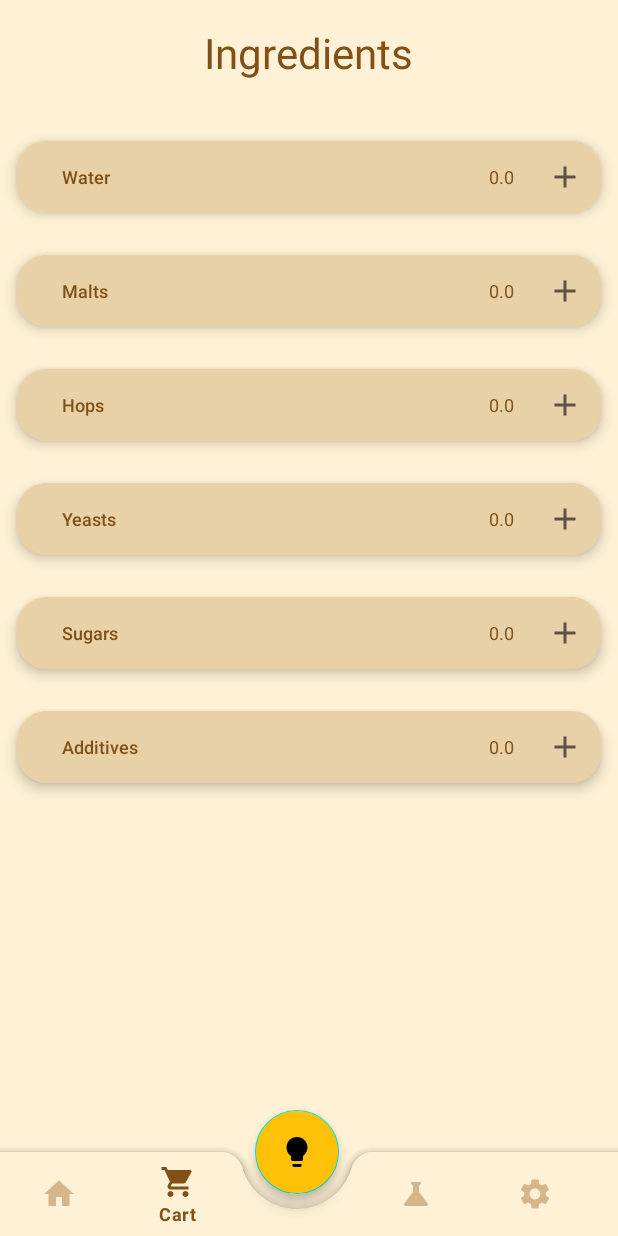
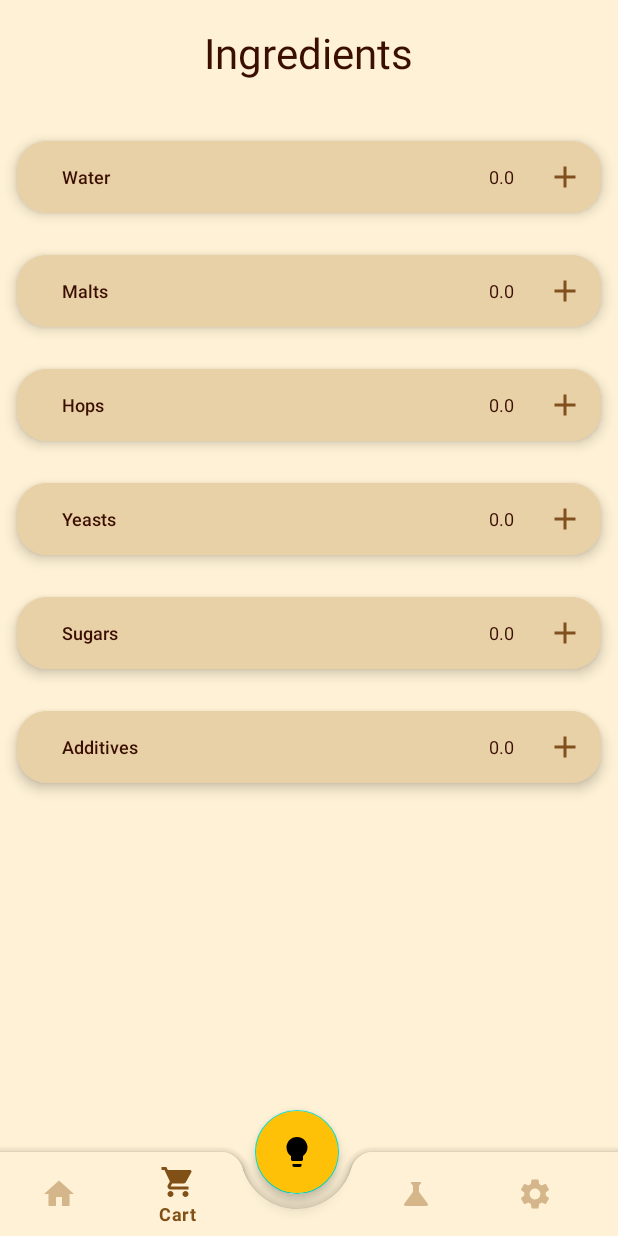
Before and after one commit to UnimibSoftEngCourse2022/progetto-birra-1-beer2beer, an Android app: the HomeFragment screen opened through its navigation route, item 2 of the bottom bar chosen, on a phone screen of 412 x 824 dp. Run offline under Robolectric (Android 15) with nearby library versions, the phone set to English and light mode, and no system bars; our stand-ins replace Room's generated code, data binding, navigation-ui.

Commit message:
Modify text colors

```diff
--- a/app/src/main/res/layout/fragment_cart.xml
+++ b/app/src/main/res/layout/fragment_cart.xml
@@ -30,7 +30,7 @@
                 android:padding="16dp"
                 android:text="@string/ingredients"
                 android:textSize="28sp"
-                android:textColor="@color/buttons"/>
+                android:textColor="@color/textBrown"/>
 
             <ScrollView
                 android:layout_width="match_parent"
@@ -67,7 +67,7 @@
                                 android:padding="10dp"
                                 android:paddingStart="30dp"
                                 android:text="@string/water"
-                                android:textColor="@color/buttons"
+                                android:textColor="@color/textBrown"
                                 android:textSize="12sp"
                                 android:layout_weight="1"
                                 tools:ignore="RtlSymmetry" />
@@ -80,7 +80,7 @@
                                 android:gravity="end"
                                 android:padding="10dp"
                                 tools:text="@string/qtyWater"
-                                android:textColor="@color/buttons"
+                                android:textColor="@color/textBrown"
                                 android:textSize="12sp"/>
 
                             <ImageButton
@@ -93,6 +93,7 @@
                                 android:minWidth="48dp"
                                 android:minHeight="48dp"
                                 android:padding="10dp"
+                                app:tint="@color/plusIngredients"
                                 app:srcCompat="@drawable/ic_baseline_add_24"
                                 tools:ignore="ImageContrastCheck" />
                         </LinearLayout>
@@ -122,7 +123,7 @@
                                 android:padding="10dp"
                                 android:paddingStart="30dp"
                                 android:text="@string/malts"
-                                android:textColor="@color/buttons"
+                                android:textColor="@color/textBrown"
                                 android:textSize="12sp"
                                 android:layout_weight="1"
                                 tools:ignore="RtlSymmetry" />
@@ -135,7 +136,7 @@
                                 android:gravity="end"
                                 android:padding="10dp"
                                 tools:text="@string/qtyMalts"
-                                android:textColor="@color/buttons"
+                                android:textColor="@color/textBrown"
                                 android:textSize="12sp"/>
 
                             <ImageButton
@@ -148,6 +149,7 @@
                                 android:minWidth="48dp"
                                 android:minHeight="48dp"
                                 android:padding="10dp"
+                                app:tint="@color/plusIngredients"
                                 app:srcCompat="@drawable/ic_baseline_add_24"
                                 tools:ignore="ImageContrastCheck" />
                         </LinearLayout>
@@ -177,7 +179,7 @@
                                 android:padding="10dp"
                                 android:paddingStart="30dp"
                                 android:text="@string/hops"
-                                android:textColor="@color/buttons"
+                                android:textColor="@color/textBrown"
                                 android:textSize="12sp"
                                 android:layout_weight="1"
                                 tools:ignore="RtlSymmetry" />
@@ -190,7 +192,7 @@
                                 android:gravity="end"
                                 android:padding="10dp"
                                 tools:text="@string/qtyHops"
-                                android:textColor="@color/buttons"
+                                android:textColor="@color/textBrown"
                                 android:textSize="12sp"/>
 
                             <ImageButton
@@ -203,6 +205,7 @@
                                 android:minWidth="48dp"
                                 android:minHeight="48dp"
                                 android:padding="10dp"
+                                app:tint="@color/plusIngredients"
                                 app:srcCompat="@drawable/ic_baseline_add_24"
                                 tools:ignore="ImageContrastCheck" />
                         </LinearLayout>
@@ -232,7 +235,7 @@
                                 android:padding="10dp"
                                 android:paddingStart="30dp"
                                 android:text="@string/yeasts"
-                                android:textColor="@color/buttons"
+                                android:textColor="@color/textBrown"
                                 android:textSize="12sp"
                                 android:layout_weight="1"
                                 tools:ignore="RtlSymmetry" />
@@ -245,7 +248,7 @@
                                 android:gravity="end"
                                 android:padding="10dp"
                                 tools:text="@string/qtyYeasts"
-                                android:textColor="@color/buttons"
+                                android:textColor="@color/textBrown"
                                 android:textSize="12sp"/>
 
                             <ImageButton
@@ -258,6 +261,7 @@
                                 android:minWidth="48dp"
                                 android:minHeight="48dp"
                                 android:padding="10dp"
+                                app:tint="@color/plusIngredients"
                                 app:srcCompat="@drawable/ic_baseline_add_24"
                                 tools:ignore="ImageContrastCheck" />
                         </LinearLayout>
@@ -287,7 +291,7 @@
                                 android:padding="10dp"
                                 android:paddingStart="30dp"
                                 android:text="@string/sugars"
-                                android:textColor="@color/buttons"
+                                android:textColor="@color/textBrown"
                                 android:textSize="12sp"
                                 android:layout_weight="1"
                                 tools:ignore="RtlSymmetry" />
@@ -300,7 +304,7 @@
                                 android:gravity="end"
                                 android:padding="10dp"
                                 tools:text="@string/qtySugars"
-                                android:textColor="@color/buttons"
+                                android:textColor="@color/textBrown"
                                 android:textSize="12sp"/>
 
                             <ImageButton
@@ -313,6 +317,7 @@
                                 android:minWidth="48dp"
                                 android:minHeight="48dp"
                                 android:padding="10dp"
+                                app:tint="@color/plusIngredients"
                                 app:srcCompat="@drawable/ic_baseline_add_24"
                                 tools:ignore="ImageContrastCheck" />
                         </LinearLayout>
@@ -342,7 +347,7 @@
                                 android:padding="10dp"
                                 android:paddingStart="30dp"
                                 android:text="@string/additives"
-                                android:textColor="@color/buttons"
+                                android:textColor="@color/textBrown"
                                 android:textSize="12sp"
                                 android:layout_weight="1"
                                 tools:ignore="RtlSymmetry" />
@@ -355,7 +360,7 @@
                                 android:gravity="end"
                                 android:padding="10dp"
                                 tools:text="@string/qtyAdditives"
-                                android:textColor="@color/buttons"
+                                android:textColor="@color/textBrown"
                                 android:textSize="12sp"/>
 
                             <ImageButton
@@ -368,6 +373,7 @@
                                 android:minWidth="48dp"
                                 android:minHeight="48dp"
                                 android:padding="10dp"
+                                app:tint="@color/plusIngredients"
                                 app:srcCompat="@drawable/ic_baseline_add_24"
                                 tools:ignore="ImageContrastCheck" />
                         </LinearLayout>
--- a/app/src/main/res/layout/fragment_home.xml
+++ b/app/src/main/res/layout/fragment_home.xml
@@ -63,7 +63,7 @@
                 android:backgroundTint="@android:color/transparent"
                 android:outlineProvider="none"
                 android:clickable="true"
-                app:tint="@color/textBrown"
+                app:tint="@color/plusPage"
                 app:backgroundTint="@android:color/transparent"
                 app:srcCompat="@drawable/ic_baseline_add_24"
                 android:contentDescription="@string/addRecipie" />
--- a/app/src/main/res/layout/fragment_recipes.xml
+++ b/app/src/main/res/layout/fragment_recipes.xml
@@ -31,7 +31,7 @@
             android:padding="16dp"
             android:text="@string/equipment"
             android:textSize="28sp"
-            android:textColor="@color/buttons"/>
+            android:textColor="@color/textBrown"/>
 
         <androidx.recyclerview.widget.RecyclerView
             android:id="@+id/equipmentRecyclerView"
@@ -59,8 +59,9 @@
             android:backgroundTint="@android:color/transparent"
             android:outlineProvider="none"
             android:clickable="true"
+            app:tint="@color/plusPage"
             app:backgroundTint="@android:color/transparent"
-            app:srcCompat="@android:drawable/ic_menu_add"
+            app:srcCompat="@drawable/ic_baseline_add_24"
             android:contentDescription="@string/addEquipment" />
     </androidx.coordinatorlayout.widget.CoordinatorLayout>
 </androidx.constraintlayout.widget.ConstraintLayout>
--- a/app/src/main/res/layout/fragment_settings.xml
+++ b/app/src/main/res/layout/fragment_settings.xml
@@ -20,6 +20,7 @@
             android:padding="16dp"
             android:text="@string/settingsTextView"
             android:textSize="28sp"
+            android:textColor="@color/textBrown"
             app:layout_constraintEnd_toEndOf="parent"
             app:layout_constraintStart_toStartOf="parent"
             app:layout_constraintTop_toTopOf="parent" />
--- a/app/src/main/res/values/colors.xml
+++ b/app/src/main/res/values/colors.xml
@@ -14,8 +14,10 @@
     <color name="shade3">#d4b68a</color>
     <color name="buttons">#815016</color>
     <color name="text">#35424a</color>
-    <color name="textBrown">#81501F</color>
+    <color name="textBrown">#3a0e00</color>
+    <color name="plusIngredients">#81501F</color>
+    <color name="plusPage">#81501F</color>
 
-
+    <!-- 81501F -->
     <color name="fab">#FFC107</color>
 </resources>
```
